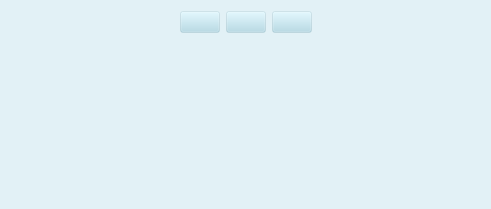
Before: the Qt Designer form public_announcement.ui in gurpartap007/qtmop, drawn with Qt 5.
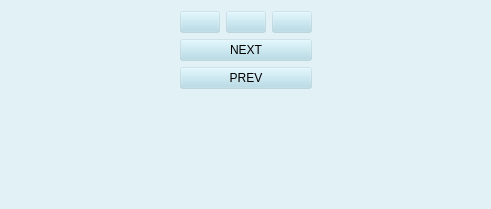
After: the same form once the commit is applied. Icons and pictures are not drawn.

Commit message: fixed current station and next station highlighting when some stations are skipped

Patch:
```diff
--- a/public_announcement.ui
+++ b/public_announcement.ui
@@ -103,6 +103,20 @@
        </item>
       </layout>
      </item>
+     <item>
+      <widget class="QPushButton" name="pushButton">
+       <property name="text">
+        <string>NEXT</string>
+       </property>
+      </widget>
+     </item>
+     <item>
+      <widget class="QPushButton" name="pushButton_2">
+       <property name="text">
+        <string>PREV</string>
+       </property>
+      </widget>
+     </item>
      <item>
       <spacer name="verticalSpacer">
        <property name="orientation">
```
Left out of the diff: 8 changed lines with no effect on the pictures. The commit also changes 21 other files.
